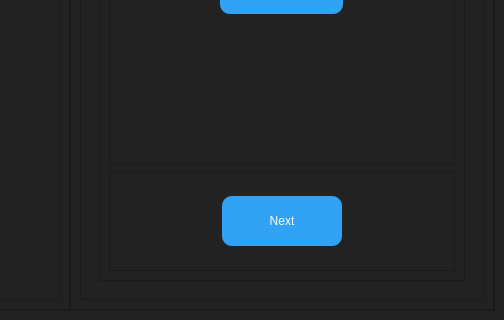
Manjus17/project_EV, file icons/start.ui: the form before one commit; both pictures show x 340 to 844 and y 381 to 701 of the 844 by 701 pixel window.
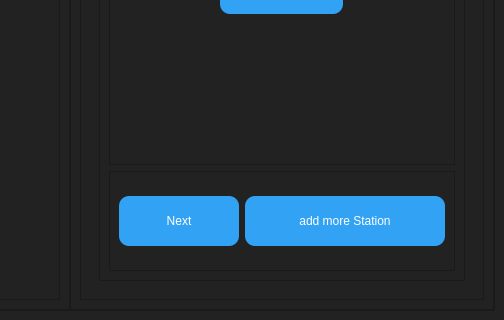
The form after the commit. The open tabs and pages were chosen to show the change. Icons and pictures are not drawn.

Diff of the .ui file:
```diff
--- a/icons/start.ui
+++ b/icons/start.ui
@@ -23,8 +23,8 @@
    <string notr="true">background-color: rgb(34, 34, 34);</string>
   </property>
   <widget class="QWidget" name="centralwidget">
-   <layout class="QGridLayout" name="gridLayout">
-    <item row="0" column="0">
+   <layout class="QHBoxLayout" name="horizontalLayout_5">
+    <item>
      <widget class="QFrame" name="frame">
       <property name="frameShape">
        <enum>QFrame::StyledPanel</enum>
@@ -1446,9 +1446,15 @@
                       <property name="frameShadow">
                        <enum>QFrame::Raised</enum>
                       </property>
-                      <layout class="QGridLayout" name="gridLayout_18">
-                       <item row="0" column="0">
+                      <layout class="QHBoxLayout" name="horizontalLayout_6">
+                       <item>
                         <widget class="QPushButton" name="added_st_btn">
+                         <property name="minimumSize">
+                          <size>
+                           <width>0</width>
+                           <height>50</height>
+                          </size>
+                         </property>
                          <property name="maximumSize">
                           <size>
                            <width>120</width>
@@ -1468,6 +1474,33 @@
                          </property>
                         </widget>
                        </item>
+                       <item>
+                        <widget class="QPushButton" name="add_more_stn_btn">
+                         <property name="minimumSize">
+                          <size>
+                           <width>0</width>
+                           <height>50</height>
+                          </size>
+                         </property>
+                         <property name="maximumSize">
+                          <size>
+                           <width>250</width>
+                           <height>16777215</height>
+                          </size>
+                         </property>
+                         <property name="styleSheet">
+                          <string notr="true">padding: 3px 5px;
+background-color: rgb(50, 162, 244);
+border: none;
+border-radius: 10;
+font: 14pt &quot;Consolas&quot;;
+color: rgb(255, 255, 255);</string>
+                         </property>
+                         <property name="text">
+                          <string>add more Station</string>
+                         </property>
+                        </widget>
+                       </item>
                       </layout>
                      </widget>
                     </item>
```
Left out of the diff: 52 changed lines with no effect on the pictures.
